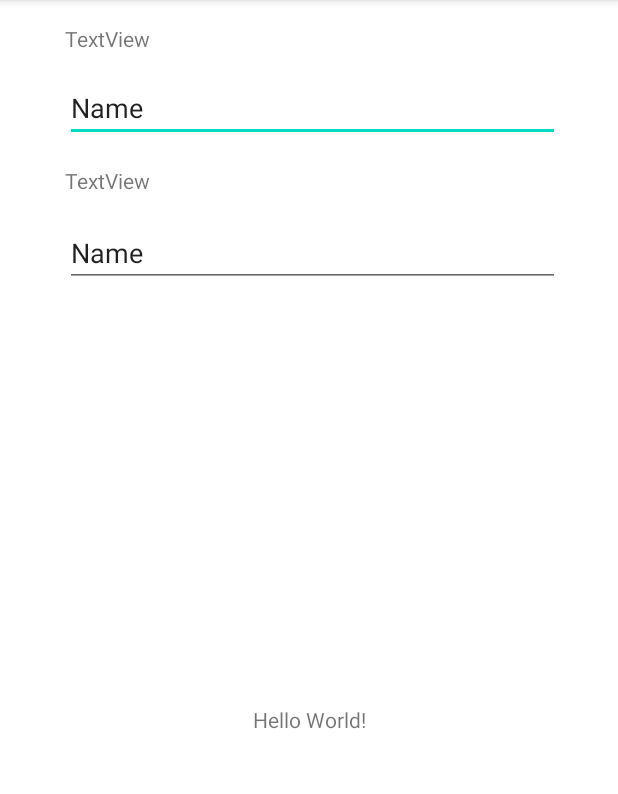
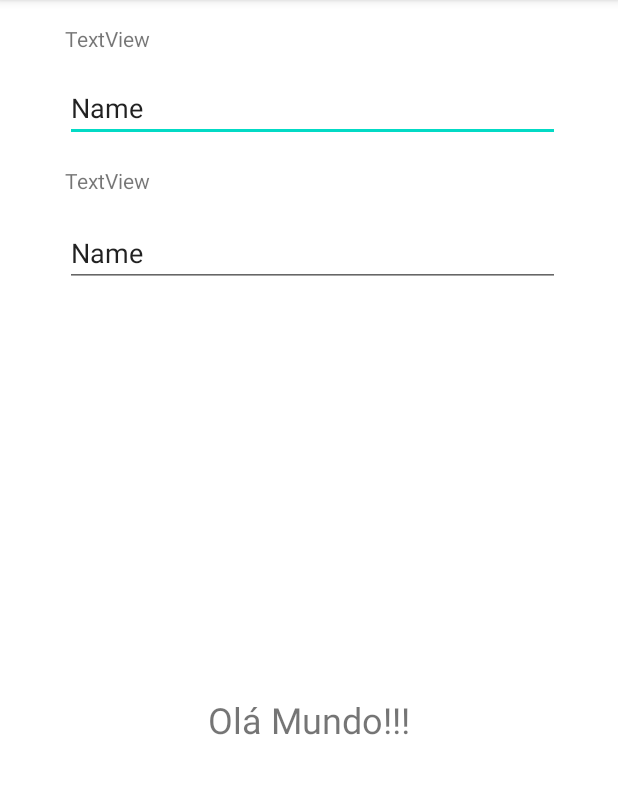
Before and after one commit to victorfs89/dcc196aula2, an Android app: the screen it shows after launch (MainActivity), on a phone screen of 412 x 824 dp, the part 84-878 px from its top. Run offline under Robolectric (Android 15) with nearby library versions, the phone set to English and light mode, and no system bars.

Commit message:
Alterando o texto de um textView em tempo de execução

```diff
--- a/app/src/main/java/com/example/ufjfbrdcc196victorfs89aula02/MainActivity.java
+++ b/app/src/main/java/com/example/ufjfbrdcc196victorfs89aula02/MainActivity.java
@@ -3,6 +3,7 @@ package com.example.ufjfbrdcc196victorfs89aula02;
 import androidx.appcompat.app.AppCompatActivity;
 
 import android.os.Bundle;
+import android.widget.TextView;
 
 public class MainActivity extends AppCompatActivity {
 
@@ -10,5 +11,8 @@ public class MainActivity extends AppCompatActivity {
     protected void onCreate(Bundle savedInstanceState) {
         super.onCreate(savedInstanceState);
         setContentView(R.layout.activity_main);
+        TextView textViewMensagem = findViewById(R.id.textViewMensagem);
+
+        textViewMensagem.setText("Olá Mundo!!!");
     }
 }
--- a/app/src/main/res/layout/activity_main.xml
+++ b/app/src/main/res/layout/activity_main.xml
@@ -11,6 +11,7 @@
         android:layout_width="wrap_content"
         android:layout_height="wrap_content"
         android:text="Hello World!"
+        android:textSize="24sp"
         app:layout_constraintBottom_toBottomOf="parent"
         app:layout_constraintLeft_toLeftOf="parent"
         app:layout_constraintRight_toRightOf="parent"
```
